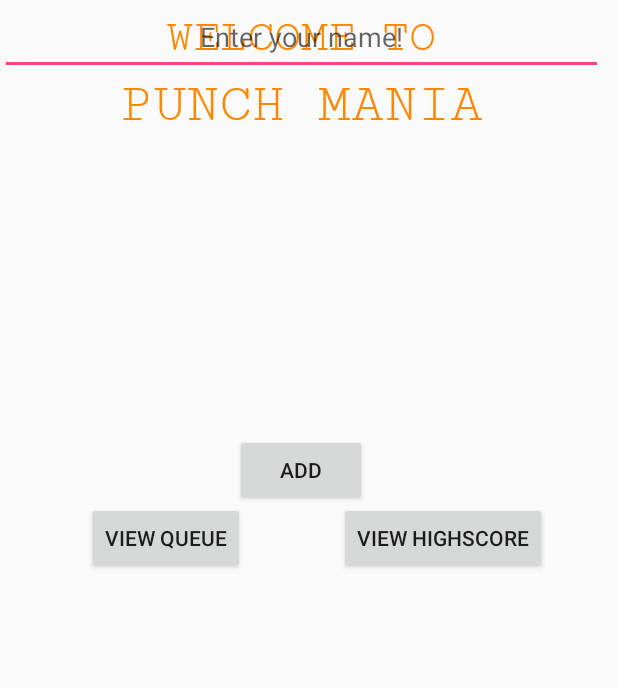
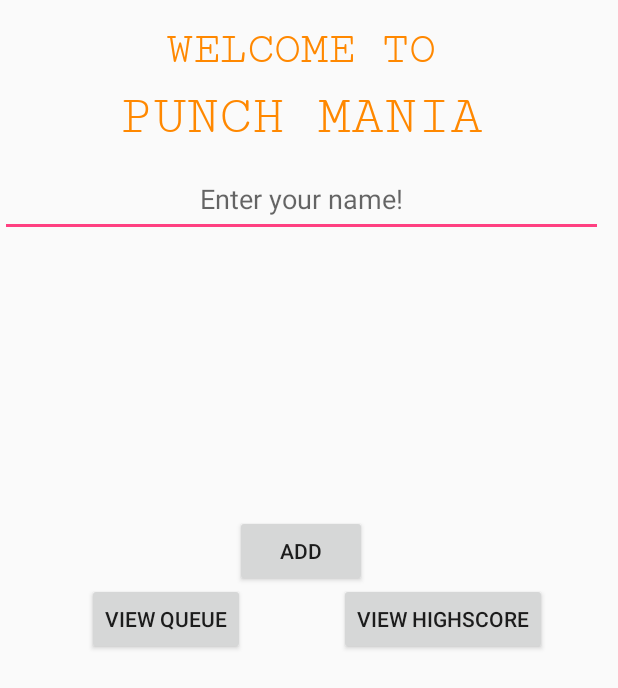
Before and after one commit to MarcusNordstrom/PunchMania, an Android app: the screen it shows after launch (MainActivity), on a phone screen of 412 x 824 dp. Shown: the top 688 px of the screen. Run offline under Robolectric (Android 15) with nearby library versions, the phone set to English and light mode, and no system bars; 1 statement that could not run was skipped.

Commit message:
Auto stash before merge of "master" and "origin/master"

```diff
--- a/PunchManiaAndroid/app/src/main/res/layout/activity_client.xml
+++ b/PunchManiaAndroid/app/src/main/res/layout/activity_client.xml
@@ -14,13 +14,14 @@
         android:layout_height="wrap_content"
         android:layout_marginEnd="8dp"
         android:layout_marginStart="8dp"
-        android:layout_marginTop="8dp"
+        android:layout_marginTop="16dp"
         android:fontFamily="serif-monospace"
         android:text="WELCOME TO"
         android:textAlignment="center"
         android:textColor="@android:color/holo_orange_dark"
         android:textSize="30sp"
         app:layout_constraintEnd_toEndOf="parent"
+        app:layout_constraintHorizontal_bias="0.0"
         app:layout_constraintStart_toStartOf="parent"
         app:layout_constraintTop_toTopOf="parent" />
 
@@ -28,6 +29,7 @@
         android:id="@+id/punchMania"
         android:layout_width="match_parent"
         android:layout_height="wrap_content"
+        android:layout_marginBottom="8dp"
         android:layout_marginEnd="8dp"
         android:layout_marginStart="8dp"
         android:layout_marginTop="8dp"
@@ -36,6 +38,7 @@
         android:textAlignment="center"
         android:textColor="@android:color/holo_orange_dark"
         android:textSize="36sp"
+        app:layout_constraintBottom_toTopOf="@+id/relativeLayout1"
         app:layout_constraintEnd_toEndOf="parent"
         app:layout_constraintStart_toStartOf="parent"
         app:layout_constraintTop_toBottomOf="@+id/welcome" />
@@ -45,8 +48,9 @@
         android:id="@+id/relativeLayout1"
         android:layout_width="wrap_content"
         android:layout_height="wrap_content"
-        tools:layout_editor_absoluteX="0dp"
-        tools:layout_editor_absoluteY="124dp">
+        android:layout_marginTop="10dp"
+        app:layout_constraintTop_toBottomOf="@+id/punchMania"
+        tools:layout_editor_absoluteX="0dp">
 
         <EditText
             android:id="@+id/enterNameEditText"
```
